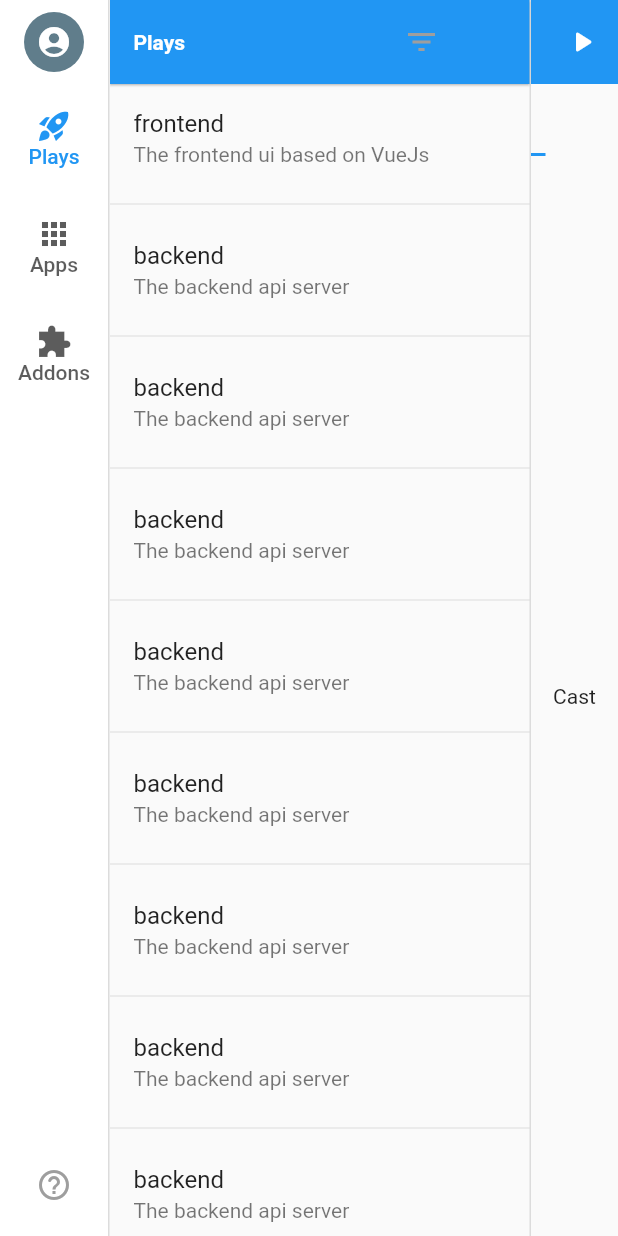
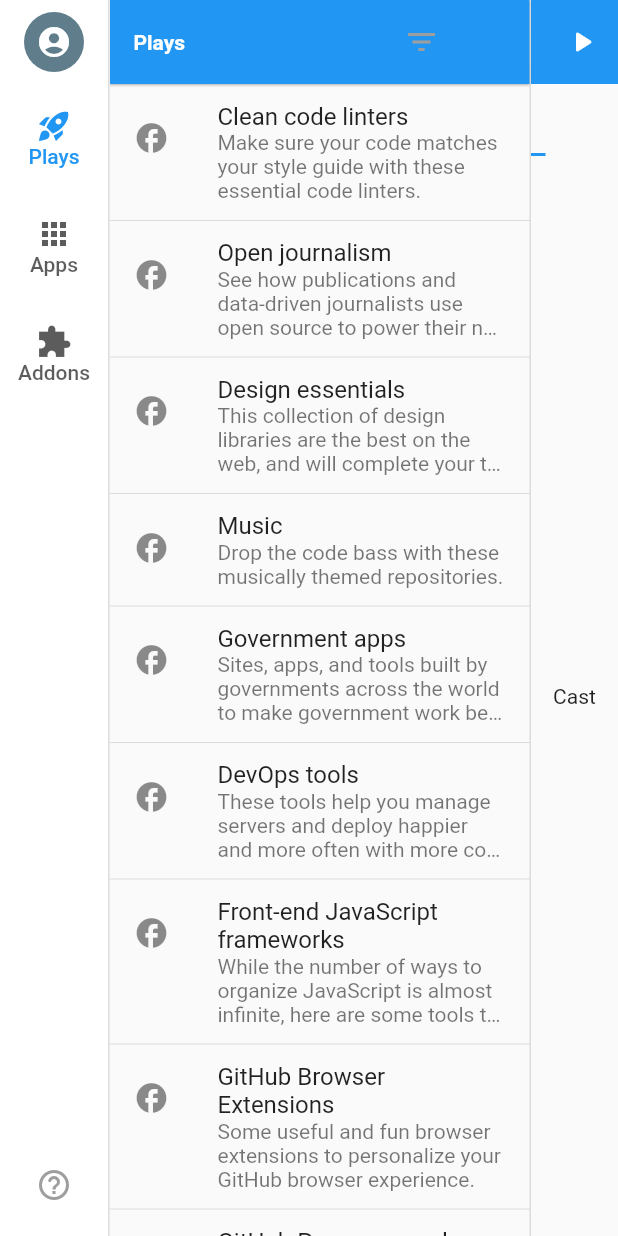
Before and after one commit to amphitheatre-app/desktop-flutter, a Flutter app: the screen it shows after launch, on a phone screen of 412 x 824 dp. Run offline on Flutter 3.47's test engine with Material 2 defaults, Android fonts, the phone set to English and light mode, and no system bars; generated files the repository leaves out were written again.

Commit message:
Redesigned plays list view

```diff
--- a/lib/src/plays/overview.dart
+++ b/lib/src/plays/overview.dart
@@ -51,21 +51,21 @@ class _PlaysOverviewState extends State<PlaysOverview>
   }
 
   static List<Play> plays = <Play>[
-    const Play(1, "frontend", "The frontend ui based on VueJs"),
-    const Play(2, "backend", "The backend api server"),
-    const Play(2, "backend", "The backend api server"),
-    const Play(2, "backend", "The backend api server"),
-    const Play(2, "backend", "The backend api server"),
-    const Play(2, "backend", "The backend api server"),
-    const Play(2, "backend", "The backend api server"),
-    const Play(2, "backend", "The backend api server"),
-    const Play(2, "backend", "The backend api server"),
-    const Play(2, "backend", "The backend api server"),
-    const Play(2, "backend", "The backend api server"),
-    const Play(2, "backend", "The backend api server"),
-    const Play(2, "backend", "The backend api server"),
-    const Play(2, "backend", "The backend api server"),
-    const Play(2, "backend", "The backend api server"),
+    const Play(1, "Clean code linters", "Make sure your code matches your style guide with these essential code linters."),
+    const Play(2, "Open journalism", "See how publications and data-driven journalists use open source to power their newsroom and ensure information is reported fairly and accurately."),
+    const Play(2, "Design essentials", "This collection of design libraries are the best on the web, and will complete your toolset for designing stunning products."),
+    const Play(2, "Music", "Drop the code bass with these musically themed repositories."),
+    const Play(2, "Government apps", "Sites, apps, and tools built by governments across the world to make government work better, together. Read more at https://government.github.com"),
+    const Play(2, "DevOps tools", "These tools help you manage servers and deploy happier and more often with more confidence."),
+    const Play(2, "Front-end JavaScript frameworks", "While the number of ways to organize JavaScript is almost infinite, here are some tools that help you build single-page applications."),
+    const Play(2, "GitHub Browser Extensions", "Some useful and fun browser extensions to personalize your GitHub browser experience."),
+    const Play(2, "GitHub Pages examples", "Fine examples of projects using GitHub Pages (https://pages.github.com)."),
+    const Play(2, "Hacking Minecraft", "Minecraft is a game about building blocks, but it doesn’t end there. Take Minecraft further with some of the projects below, or dive into the code mines and hammer your own!"),
+    const Play(2, "JavaScript Game Engines", "Learn or level up your 1337 gamedev skills and build amazing games together for web, desktop, or mobile using these HTML5 / JavaScript game engines."),
+    const Play(2, "Learn to Code", "Resources to help people learn to code"),
+    const Play(2, "Getting started with machine learning", "Today, machine learning—the study of algorithms that make data-based predictions—has found a new audience and a new set of possibilities."),
+    const Play(2, "Made in Africa", "Developers in Africa use open source technology to solve some of the world's most intractable problems and grow their business ecosystems. Here's a snapshot of local projects across the continent."),
+    const Play(2, "Net neutrality", "Software, research, and organizations protecting the free and open internet."),
   ];
 
   Widget buildPlaysSidebar() {
@@ -100,6 +100,7 @@ class _PlaysOverviewState extends State<PlaysOverview>
           ),
           Expanded(
             child: ListView(
+              padding: const EdgeInsets.symmetric(vertical: 8.0),
               children: [
                 ListView.separated(
                     scrollDirection: Axis.vertical,
@@ -110,8 +111,9 @@ class _PlaysOverviewState extends State<PlaysOverview>
                         const Divider(),
                     itemBuilder: (BuildContext context, int index) {
                       return ListTile(
+                        leading: const Icon(Icons.facebook),
                         title: Text(plays[index].title),
-                        subtitle: Text(plays[index].description),
+                        subtitle: Text(plays[index].description, maxLines: 3, overflow: TextOverflow.ellipsis),
                       );
                     })
               ],
```
